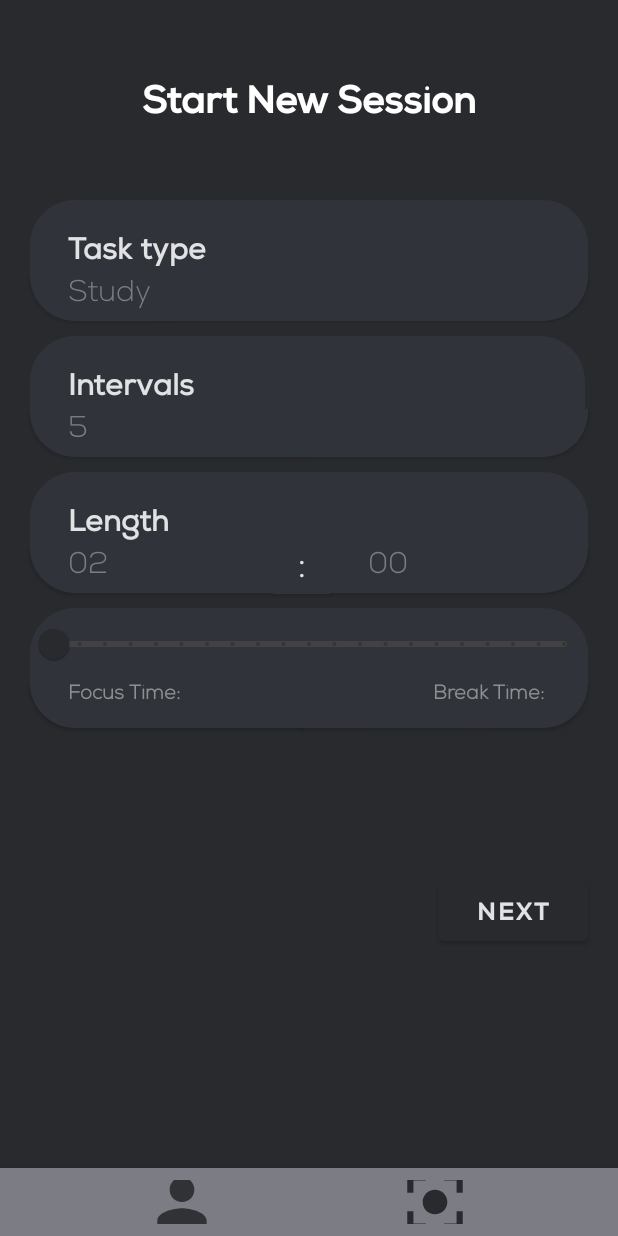
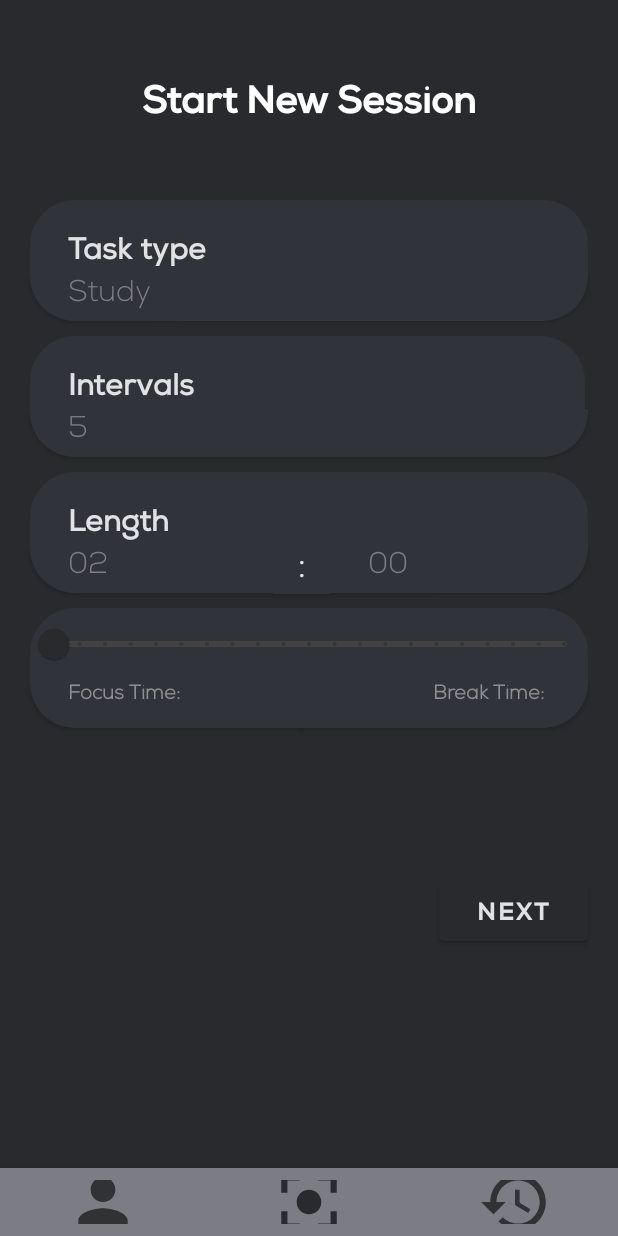
Before and after one commit to saraaleks8/StudyBuddy, an Android app: the FocusActivity screen opened directly, with no data from a screen before it, item 2 of the bottom bar chosen, on a phone screen of 412 x 824 dp. Run offline under Robolectric (Android 15) with nearby library versions, the phone set to English and light mode, and no system bars; our stand-ins replace Firebase (no records; nobody signed in at launch, a user with empty details on screens opened directly); plain views replace BottomSheetSpinner.

Commit message:
work on the display of history - sessions

```diff
--- a/app/src/main/java/si/uni_lj/fe/tnuv/studybuddy/FocusActivity.java
+++ b/app/src/main/java/si/uni_lj/fe/tnuv/studybuddy/FocusActivity.java
@@ -17,6 +17,7 @@ public class FocusActivity extends AppCompatActivity {
 
     ProfileFragment profileFragment= new ProfileFragment();
     FocusFragment focusFragment = new FocusFragment();
+    HistoryFragment historyFragment = new HistoryFragment();
 
 
     @Override
@@ -36,6 +37,9 @@ public class FocusActivity extends AppCompatActivity {
                 case R.id.focusFragment:
                     changeFragment(focusFragment);
                     break;
+                case R.id.historyFragment:
+                    changeFragment(historyFragment);
+                    break;
             }
             return true;
         });
--- a/app/src/main/java/si/uni_lj/fe/tnuv/studybuddy/HistoryFragment.java
+++ b/app/src/main/java/si/uni_lj/fe/tnuv/studybuddy/HistoryFragment.java
@@ -1,8 +1,10 @@
 package si.uni_lj.fe.tnuv.studybuddy;
 
 import android.content.Intent;
+import android.os.Build;
 import android.os.Bundle;
 import android.provider.ContactsContract;
+import android.se.omapi.Session;
 import android.view.LayoutInflater;
 import android.view.View;
 import android.view.ViewGroup;
@@ -12,7 +14,10 @@ import android.widget.Toast;
 
 import androidx.annotation.NonNull;
 import androidx.annotation.Nullable;
+import androidx.annotation.RequiresApi;
 import androidx.fragment.app.Fragment;
+import androidx.recyclerview.widget.LinearLayoutManager;
+import androidx.recyclerview.widget.RecyclerView;
 
 import com.google.firebase.auth.FirebaseAuth;
 import com.google.firebase.auth.FirebaseUser;
@@ -24,7 +29,18 @@ import com.google.firebase.database.ValueEventListener;
 
 import org.w3c.dom.Text;
 
+import java.util.ArrayList;
+import java.util.HashMap;
+
 public class HistoryFragment extends Fragment {
+
+    private FirebaseUser user;
+    private String userID;
+    RecyclerView recyclerView;
+    DatabaseReference database;
+    DatabaseReference dbSessions;
+    MyAdapter myAdapter;
+    ArrayList<Sessions> list;
 
     @Nullable
     @Override
@@ -36,5 +52,53 @@ public class HistoryFragment extends Fragment {
     public void onViewCreated(@NonNull View view, @Nullable Bundle savedInstanceState) {
         super.onViewCreated(view, savedInstanceState);
 
+        /*recyclerView = view.findViewById(R.id.sessionsList);
+        user = FirebaseAuth.getInstance().getCurrentUser();
+        userID = user.getUid();
+        dbSessions = FirebaseDatabase.getInstance().getReference().child("Users").child(userID).child("sessions");
+        recyclerView.setHasFixedSize(true);
+        recyclerView.setLayoutManager(new LinearLayoutManager(getContext()));
+
+        list = new ArrayList<>();
+        myAdapter = new MyAdapter(getContext(), list);
+        recyclerView.setAdapter(myAdapter);
+
+
+        final TextView labelTextView = (TextView) view.findViewById(R.id.tvLabel);
+        final TextView focusTimeTextView = (TextView) view.findViewById(R.id.tvFocusTime);
+        final TextView intervalsTextView = (TextView) view.findViewById(R.id.tvIntervals);
+
+        dbSessions.addListenerForSingleValueEvent(new ValueEventListener() {
+            @Override
+            public void onDataChange(@NonNull DataSnapshot snapshot) {
+                for(DataSnapshot postSnapshot: snapshot.getChildren()){
+                    String sessionID = postSnapshot.getKey();
+
+                    dbSessions.child(sessionID).addValueEventListener(new ValueEventListener() {
+                        @Override
+                        public void onDataChange(@NonNull DataSnapshot snapshot) {
+                            for(DataSnapshot dataSnapshot : snapshot.getChildren()){
+                                Sessions session = dataSnapshot.getValue(Sessions.class);
+                                list.add(session);
+                            }
+
+                            myAdapter.notifyDataSetChanged();
+                        }
+
+                        @Override
+                        public void onCancelled(@NonNull DatabaseError error) {
+                        }
+                    });
+                }
+            }
+
+            @Override
+            public void onCancelled(@NonNull DatabaseError error) {
+                //Toast.makeText(ProfileFragment.this, "Something wrong happened.", Toast.LENGTH_LONG).show();
+                throw error.toException();
+            }
+        }); */
     }
+
+
 }
--- a/app/src/main/java/si/uni_lj/fe/tnuv/studybuddy/ProfileFragment.java
+++ b/app/src/main/java/si/uni_lj/fe/tnuv/studybuddy/ProfileFragment.java
@@ -72,11 +72,10 @@ public class ProfileFragment extends Fragment {
 
                 if(userProfile != null){
                     String name = userProfile.getName();
-                    String surname = userProfile.getSurname();
                     String email = userProfile.getEmail();
                     String profession = userProfile.getProfession();
 
-                    nameTextView.setText(name + " " + surname);
+                    nameTextView.setText(name);
                     emailTextView.setText(email);
                     professionTextView.setText(profession);
                 }
--- /dev/null
+++ b/app/src/main/res/drawable/ic_baseline_history_24.xml
@@ -0,0 +1,10 @@
+<vector xmlns:android="http://schemas.android.com/apk/res/android"
+    android:width="24dp"
+    android:height="24dp"
+    android:viewportWidth="24"
+    android:viewportHeight="24"
+    android:tint="?attr/colorControlNormal">
+  <path
+      android:fillColor="@android:color/white"
+      android:pathData="M13,3c-4.97,0 -9,4.03 -9,9L1,12l3.89,3.89 0.07,0.14L9,12L6,12c0,-3.87 3.13,-7 7,-7s7,3.13 7,7 -3.13,7 -7,7c-1.93,0 -3.68,-0.79 -4.94,-2.06l-1.42,1.42C8.27,19.99 10.51,21 13,21c4.97,0 9,-4.03 9,-9s-4.03,-9 -9,-9zM12,8v5l4.28,2.54 0.72,-1.21 -3.5,-2.08L13.5,8L12,8z"/>
+</vector>
--- a/app/src/main/res/layout/activity_register_user.xml
+++ b/app/src/main/res/layout/activity_register_user.xml
@@ -75,7 +75,7 @@
         android:layout_height="wrap_content"
         android:layout_marginTop="20dp"
         android:ems="10"
-        android:hint="@string/user_profession"
+        android:hint="username"
         android:autofillHints="profession"
         android:inputType="text"
         android:textSize="20sp"
--- a/app/src/main/res/menu/bottom_nav.xml
+++ b/app/src/main/res/menu/bottom_nav.xml
@@ -12,4 +12,9 @@
         android:title="Focus"
         app:labelVisibilityMode="unlabeled"
         android:icon="@drawable/ic_baseline_center_focus_strong_24"/>
+    <item
+        android:id="@+id/historyFragment"
+        android:title="History"
+        app:labelVisibilityMode="unlabeled"
+        android:icon="@drawable/ic_baseline_history_24"/>
 </menu>
```
Also changed, not shown: app/src/main/java/si/uni_lj/fe/tnuv/studybuddy/MyAdapter.java (added, +60 -0 lines), app/src/main/res/layout/fragment_history.xml (+58 -44 lines), app/src/main/res/layout/fragment_profile.xml (+9 -66 lines), app/src/main/res/layout/sessions_item.xml (added, +91 -0 lines).
